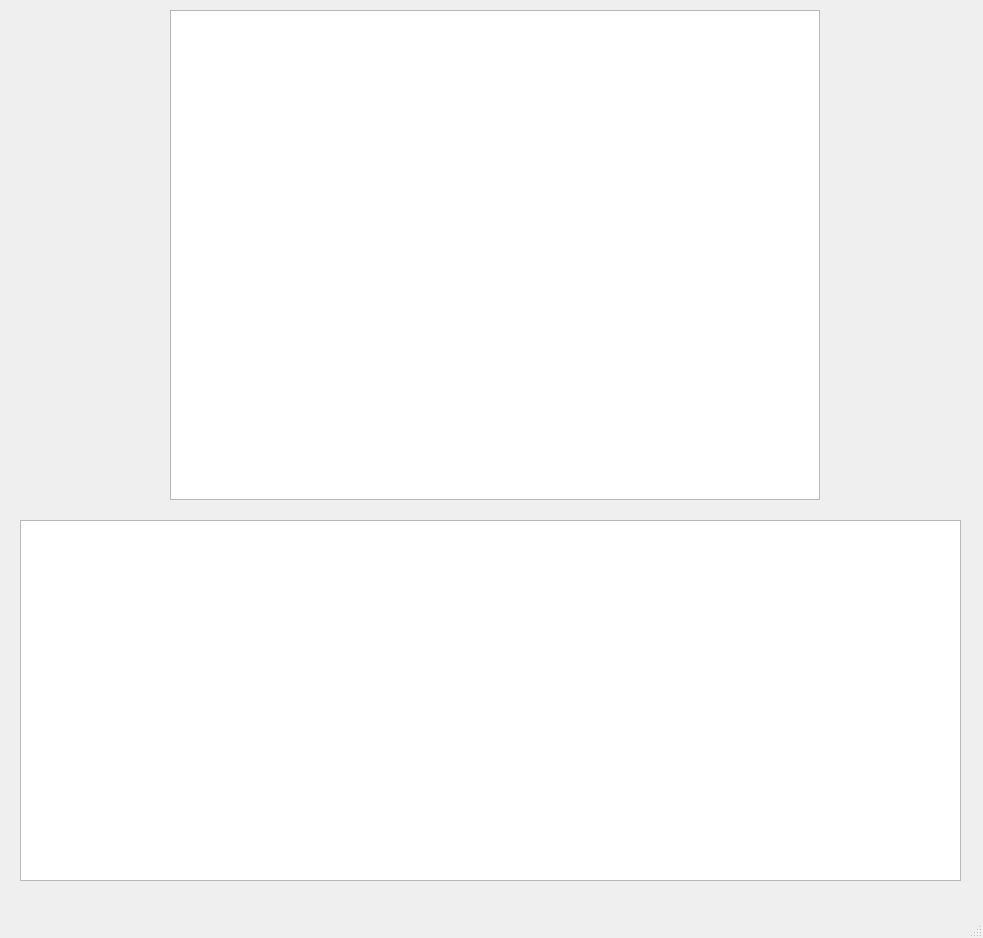
Qt form mainwindow.ui (svnnikita/GYMCU90640-Module-GUI) before a commit.
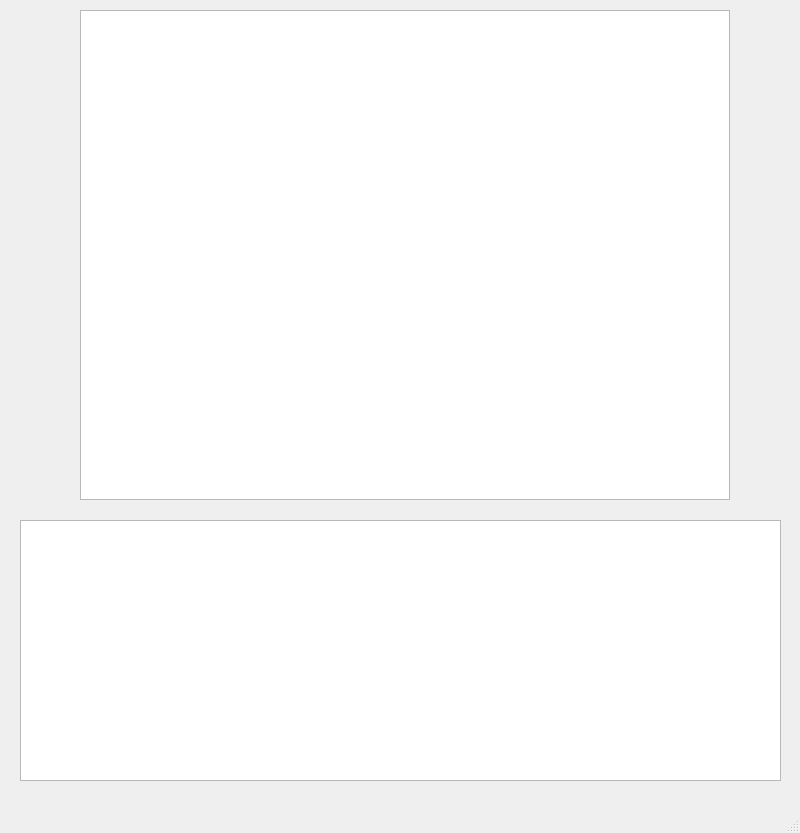
The same form after that commit.

```diff
--- a/mainwindow.ui
+++ b/mainwindow.ui
@@ -6,8 +6,8 @@
    <rect>
     <x>0</x>
     <y>0</y>
-    <width>983</width>
-    <height>938</height>
+    <width>800</width>
+    <height>833</height>
    </rect>
   </property>
   <property name="windowTitle">
@@ -19,8 +19,8 @@
      <rect>
       <x>20</x>
       <y>520</y>
-      <width>941</width>
-      <height>361</height>
+      <width>761</width>
+      <height>261</height>
      </rect>
     </property>
     <property name="palette">
@@ -93,7 +93,7 @@
    <widget class="QTableWidget" name="tableImage">
     <property name="geometry">
      <rect>
-      <x>170</x>
+      <x>80</x>
       <y>10</y>
       <width>650</width>
       <height>490</height>
```
Left out of the diff: 2 changed lines with no effect on the pictures.
